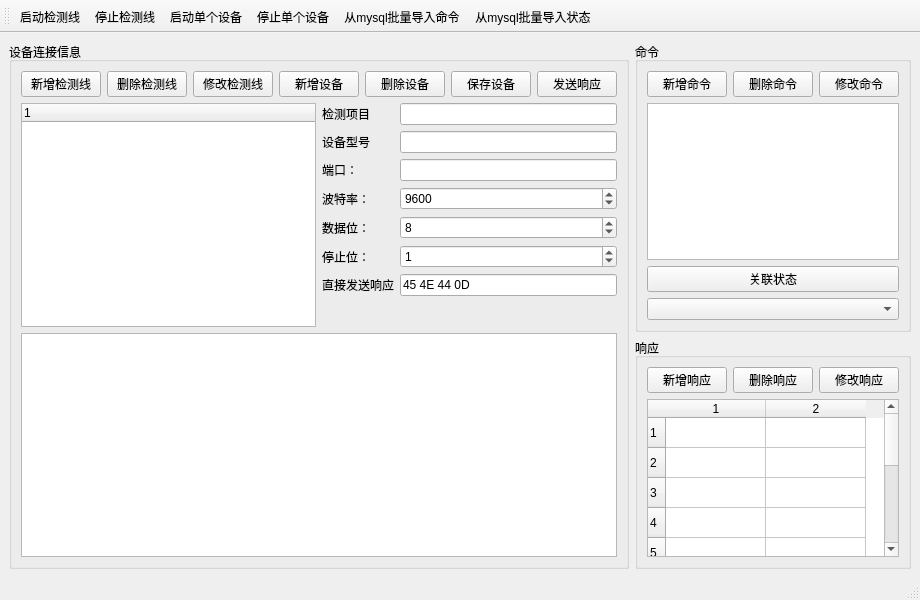
This is kdCarCheckDevSimulator/kdCarCheckDevSimulator.ui in bkdwei/kdCarCheckDevSimulator as Qt 5 draws it before an edit. The edited form follows.
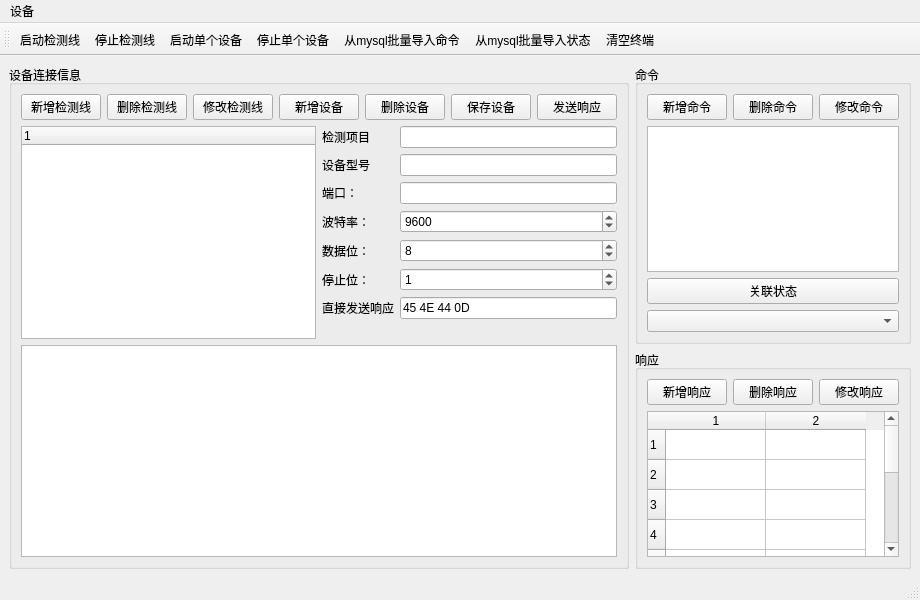
This is the edited form.

Commit message: 新增设备的克隆功能，新增清空终端的功能。

Diff of the .ui file:
```diff
--- a/kdCarCheckDevSimulator/kdCarCheckDevSimulator.ui
+++ b/kdCarCheckDevSimulator/kdCarCheckDevSimulator.ui
@@ -310,6 +310,14 @@
      <height>23</height>
     </rect>
    </property>
+   <widget class="QMenu" name="menu">
+    <property name="title">
+     <string>设备</string>
+    </property>
+    <addaction name="action_copy_device"/>
+    <addaction name="action_paste_device"/>
+   </widget>
+   <addaction name="menu"/>
   </widget>
   <widget class="QStatusBar" name="statusbar"/>
   <widget class="QToolBar" name="toolBar">
@@ -328,6 +336,7 @@
    <addaction name="action_stop_single_dev"/>
    <addaction name="action_import_cmd_by_mysql"/>
    <addaction name="action_import_reply_by_mysql"/>
+   <addaction name="action_clear_terminal"/>
   </widget>
   <action name="action_start_line">
    <property name="text">
@@ -359,6 +368,21 @@
     <string>从mysql批量导入状态</string>
    </property>
   </action>
+  <action name="action_copy_device">
+   <property name="text">
+    <string>克隆设备</string>
+   </property>
+  </action>
+  <action name="action_paste_device">
+   <property name="text">
+    <string>粘贴设备</string>
+   </property>
+  </action>
+  <action name="action_clear_terminal">
+   <property name="text">
+    <string>清空终端</string>
+   </property>
+  </action>
  </widget>
  <resources/>
  <connections/>
```
Left out of the diff: 3 changed lines with no effect on the pictures. The commit also changes 2 other files.
